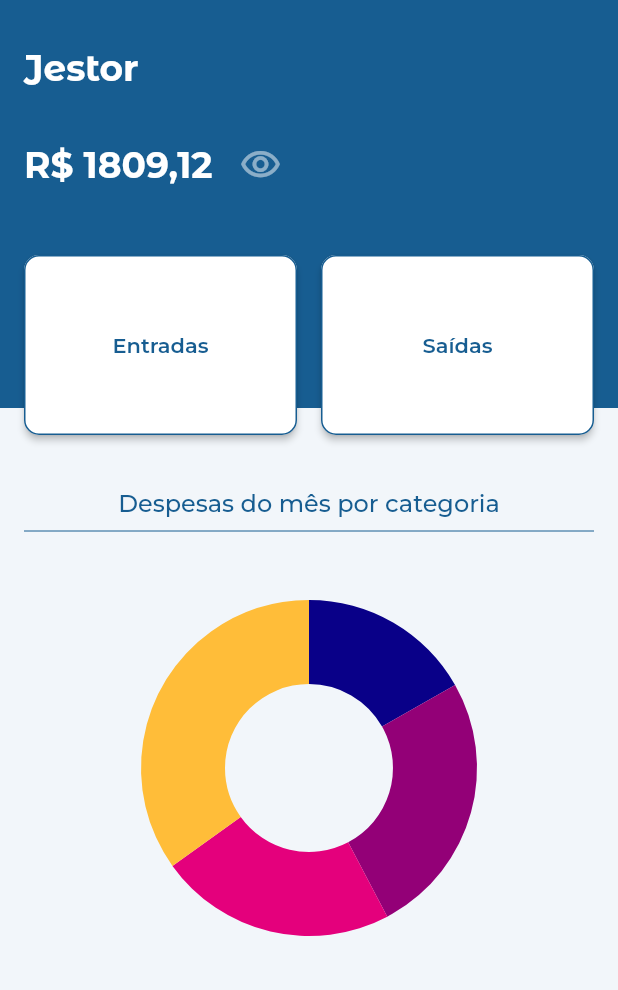
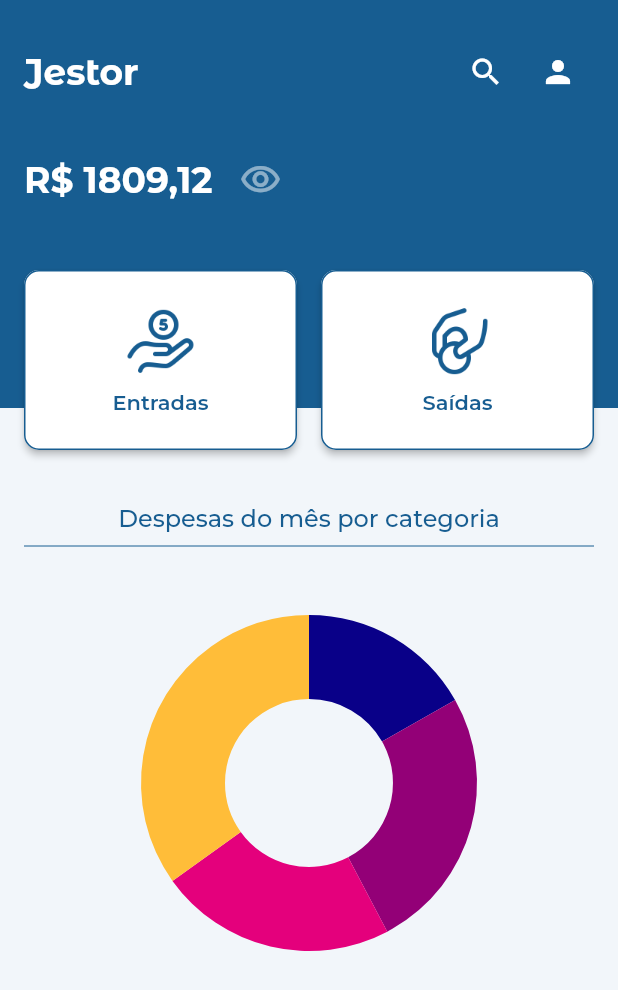
Before and after one commit to jvp116/flut_jestor_app, a Flutter app: the HomePage screen opened by its route, on a phone screen of 412 x 824 dp. Shown: the top 990 px of the screen. Run offline on Flutter 3.47's test engine with Material 2 defaults, Android fonts, the phone set to English and light mode, and no system bars; our stand-ins replace dio, shared_preferences, syncfusion_flutter_charts; missing offline and left inert: dson_adapter; accounts and stored records are empty; project files that could hold a hidden picture were left out.

Commit message:
feat: adicionando imagens

```diff
--- a/lib/pages/presenter/home_page.dart
+++ b/lib/pages/presenter/home_page.dart
@@ -57,11 +57,30 @@ class _HomePageState extends State<HomePage> {
             child: Column(
               mainAxisAlignment: MainAxisAlignment.start,
               children: [
-                const Row(
+                Row(
+                  mainAxisAlignment: MainAxisAlignment.spaceBetween,
                   children: [
-                    Text(
+                    const Text(
                       'Jestor',
-                      style: TextStyle(height: 1.6, fontSize: 24, fontWeight: FontWeight.bold, color: Colors.white, fontFamily: 'Montserrat Alternates'),
+                      style: TextStyle(fontSize: 24, fontWeight: FontWeight.bold, color: Colors.white, fontFamily: 'Montserrat Alternates'),
+                    ),
+                    Row(
+                      children: [
+                        IconButton(
+                          onPressed: () {},
+                          icon: const Icon(
+                            Icons.search_outlined,
+                            color: Colors.white,
+                          ),
+                        ),
+                        IconButton(
+                          onPressed: () {},
+                          icon: const Icon(
+                            Icons.person,
+                            color: Colors.white,
+                          ),
+                        ),
+                      ],
                     ),
                   ],
                 ),
@@ -119,9 +138,15 @@ class _HomePageState extends State<HomePage> {
                             color: blue,
                           ),
                         ),
-                        child: const Text(
-                          'Entradas',
-                          style: TextStyle(color: blue, fontFamily: 'Montserrat', fontSize: 14, fontWeight: FontWeight.w600),
+                        child: Column(
+                          children: [
+                            SizedBox(width: 48, child: Image.asset('assets/images/icone_entrada.png')),
+                            const SizedBox(height: 8),
+                            const Text(
+                              'Entradas',
+                              style: TextStyle(color: blue, fontFamily: 'Montserrat', fontSize: 14, fontWeight: FontWeight.w600),
+                            ),
+                          ],
                         ),
                       ),
                     ),
@@ -140,9 +165,15 @@ class _HomePageState extends State<HomePage> {
                             color: blue,
                           ),
                         ),
-                        child: const Text(
-                          'Saídas',
-                          style: TextStyle(color: blue, fontFamily: 'Montserrat', fontSize: 14, fontWeight: FontWeight.w600),
+                        child: Column(
+                          children: [
+                            SizedBox(width: 48, child: Image.asset('assets/images/icone_saida.png')),
+                            const SizedBox(height: 8),
+                            const Text(
+                              'Saídas',
+                              style: TextStyle(color: blue, fontFamily: 'Montserrat', fontSize: 14, fontWeight: FontWeight.w600),
+                            ),
+                          ],
                         ),
                       ),
                     ),
```
Also changed, not shown: pubspec.yaml (+1 -11 lines), assets/images/icone_entrada.png (added), assets/images/icone_saida.png (added).
